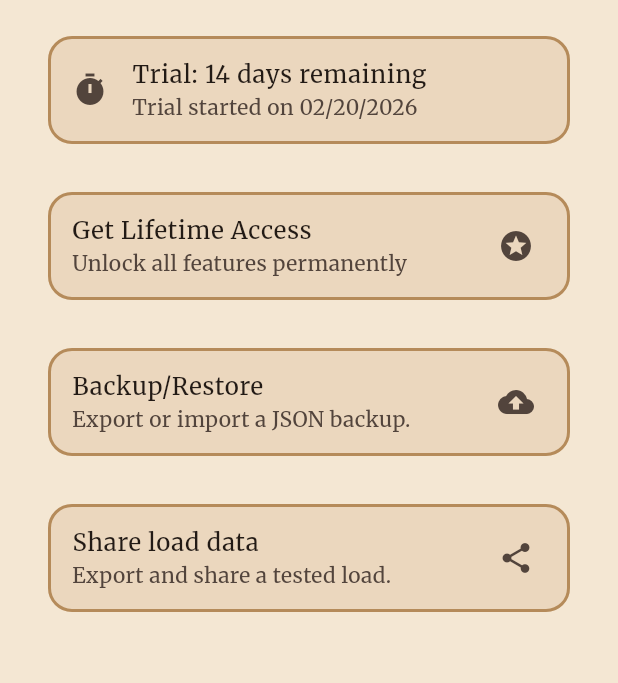
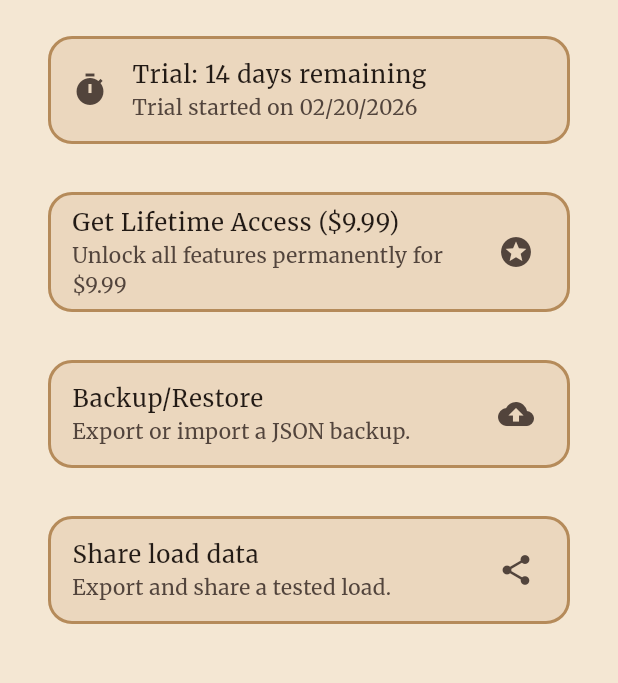
Before and after one commit to vitomein-hue/loadintel, a Flutter app: the HomeScreen screen opened directly, after a tap on the "settings" icon, on a phone screen of 412 x 824 dp, the part 84-767 px from its top. Run offline on Flutter 3.47's test engine with Material 3 defaults, Android fonts, the phone set to English and light mode, and no system bars; our stand-ins replace file_picker, geolocator, google_fonts, image_picker, in_app_purchase, package_info_plus and 3 more; missing offline and left inert: excel, photo_manager; accounts and stored records are empty.

Commit message:
audit fixed

```diff
--- a/lib/features/backup_export/backup_export_screen.dart
+++ b/lib/features/backup_export/backup_export_screen.dart
@@ -491,6 +491,7 @@ class _BackupExportScreenState extends State<BackupExportScreen> {
   Widget _buildTrialStatusCard(BuildContext context) {
     final trialService = context.watch<TrialService>();
     final purchaseService = context.watch<PurchaseService>();
+    final priceLabel = purchaseService.proProduct?.price ?? '\$9.99';
 
     final isPro = purchaseService.isProEntitled;
     final trialStartDate = trialService.trialStartDate;
@@ -501,7 +502,7 @@ class _BackupExportScreenState extends State<BackupExportScreen> {
     IconData icon;
 
     if (isPro) {
-      title = 'Pro: Lifetime Access';
+      title = 'Pro: Lifetime Access ($priceLabel)';
       subtitle = 'Thank you for supporting Load Intel!';
       icon = Icons.verified;
     } else if (trialStartDate == null) {
@@ -680,6 +681,10 @@ class _BackupExportScreenState extends State<BackupExportScreen> {
 
   @override
   Widget build(BuildContext context) {
+    final purchaseService = context.watch<PurchaseService>();
+    final priceLabel = purchaseService.proProduct?.price ?? '\$9.99';
+    final bottomInset = MediaQuery.of(context).padding.bottom;
+
     return Scaffold(
       appBar: AppBar(
         title: const Text('Settings'),
@@ -702,20 +707,25 @@ class _BackupExportScreenState extends State<BackupExportScreen> {
           ),
         ],
       ),
-      body: ListView(
-        padding: const EdgeInsets.all(16),
+      body: SafeArea(
+        bottom: true,
+        child: ListView(
+          padding: EdgeInsets.fromLTRB(16, 16, 16, 16 + bottomInset),
           children: [
             _buildTrialStatusCard(context),
             const SizedBox(height: 16),
+            if (!purchaseService.isProEntitled) ...[
               Card(
                 child: ListTile(
-              title: const Text('Get Lifetime Access'),
-              subtitle: const Text('Unlock all features permanently'),
+                  title: Text('Get Lifetime Access ($priceLabel)'),
+                  subtitle:
+                      Text('Unlock all features permanently for $priceLabel'),
                   trailing: const Icon(Icons.stars),
                   onTap: () => TrialDialog.showUpgradeDialog(context),
                 ),
               ),
               const SizedBox(height: 16),
+            ],
           Card(
             child: ListTile(
               title: const Text('Backup/Restore'),
@@ -734,6 +744,7 @@ class _BackupExportScreenState extends State<BackupExportScreen> {
             ),
           ),
           ],
+        ),
       ),
     );
   }
--- a/lib/features/home/home_screen.dart
+++ b/lib/features/home/home_screen.dart
@@ -57,7 +57,6 @@ class HomeScreen extends StatelessWidget {
             child: Column(
               crossAxisAlignment: CrossAxisAlignment.stretch,
               children: [
-                const _BetaBanner(),
                 const SizedBox(height: 12),
                 const Spacer(),
                 _HomeNavButton(
@@ -100,55 +99,6 @@ class HomeScreen extends StatelessWidget {
           ),
         ),
       ),
-    );
-  }
-}
-
-class _BetaBanner extends StatelessWidget {
-  const _BetaBanner();
-
-  static final Future<PackageInfo> _infoFuture = PackageInfo.fromPlatform();
-
-  @override
-  Widget build(BuildContext context) {
-    return FutureBuilder<PackageInfo>(
-      future: _infoFuture,
-      builder: (context, snapshot) {
-        final info = snapshot.data;
-        final versionText = info == null
-            ? 'v--'
-            : 'v${info.version} (${info.buildNumber})';
-        return Container(
-          padding: const EdgeInsets.symmetric(horizontal: 12, vertical: 10),
-          decoration: BoxDecoration(
-            color: AppColors.danger.withValues(alpha: 0.12),
-            border: Border.all(color: AppColors.danger),
-            borderRadius: BorderRadius.circular(12),
-          ),
-          child: Row(
-            children: [
-              const Icon(Icons.new_releases, color: AppColors.danger),
-              const SizedBox(width: 8),
-              const Text(
-                'BETA',
-                style: TextStyle(
-                  color: AppColors.danger,
-                  fontWeight: FontWeight.bold,
-                  letterSpacing: 1,
-                ),
-              ),
-              const Spacer(),
-              Text(
-                versionText,
-                style: const TextStyle(
-                  color: AppColors.danger,
-                  fontWeight: FontWeight.w600,
-                ),
-              ),
-            ],
-          ),
-        );
-      },
     );
   }
 }
--- a/lib/features/onboarding/intro_screen.dart
+++ b/lib/features/onboarding/intro_screen.dart
@@ -140,8 +140,8 @@ class _IntroScreenState extends State<IntroScreen> {
     final purchaseService = context.watch<PurchaseService>();
     final priceLabel = purchaseService.proProduct?.price ?? '\$9.99';
 
-    return WillPopScope(
-      onWillPop: () async => false,
+    return PopScope(
+      canPop: false,
       child: Scaffold(
         body: SafeArea(
           child: LayoutBuilder(
```
Also changed, not shown: lib/app.dart (+8 -0 lines), lib/features/trial/trial_banner.dart (+5 -2 lines), lib/features/trial/trial_dialog.dart (+8 -4 lines), lib/features/trial/trial_paywall.dart (+5 -2 lines), lib/services/export_service.dart (+0 -227 lines), 1 other file. Lines whose indentation alone changed are shown as unchanged.
